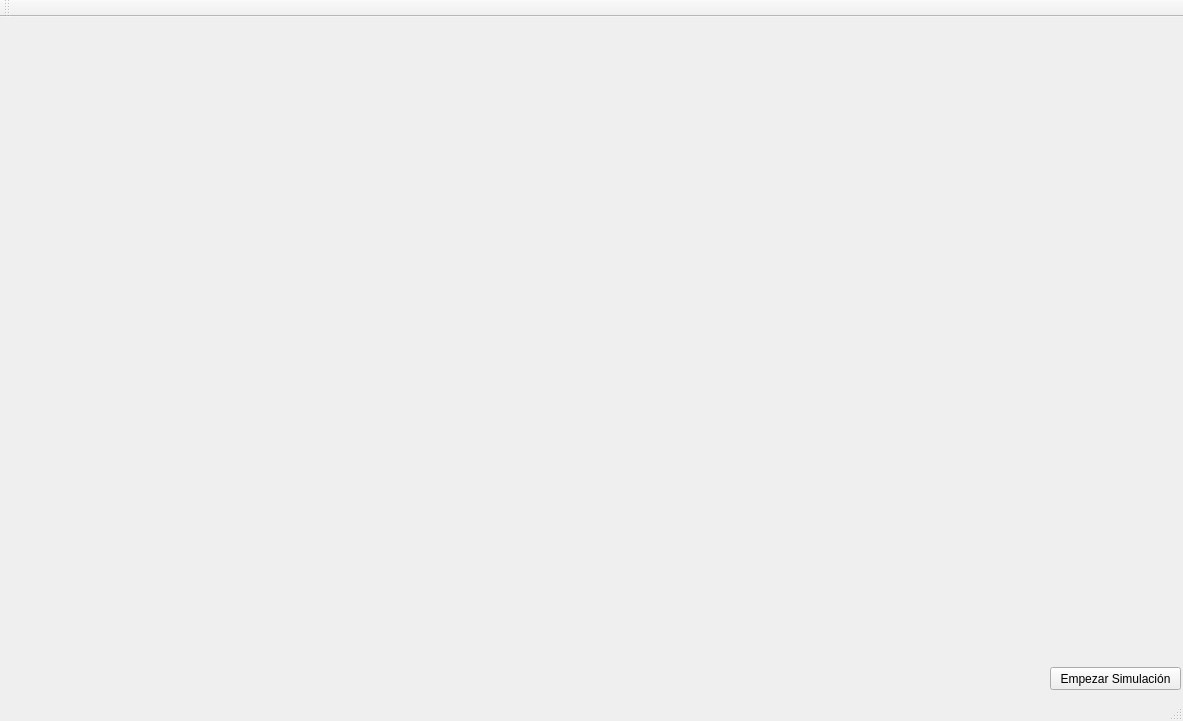
The window that VirMem/mainwindow.ui (Kei98/Virtual_Memory) describes before a commit, drawn with Qt 5.
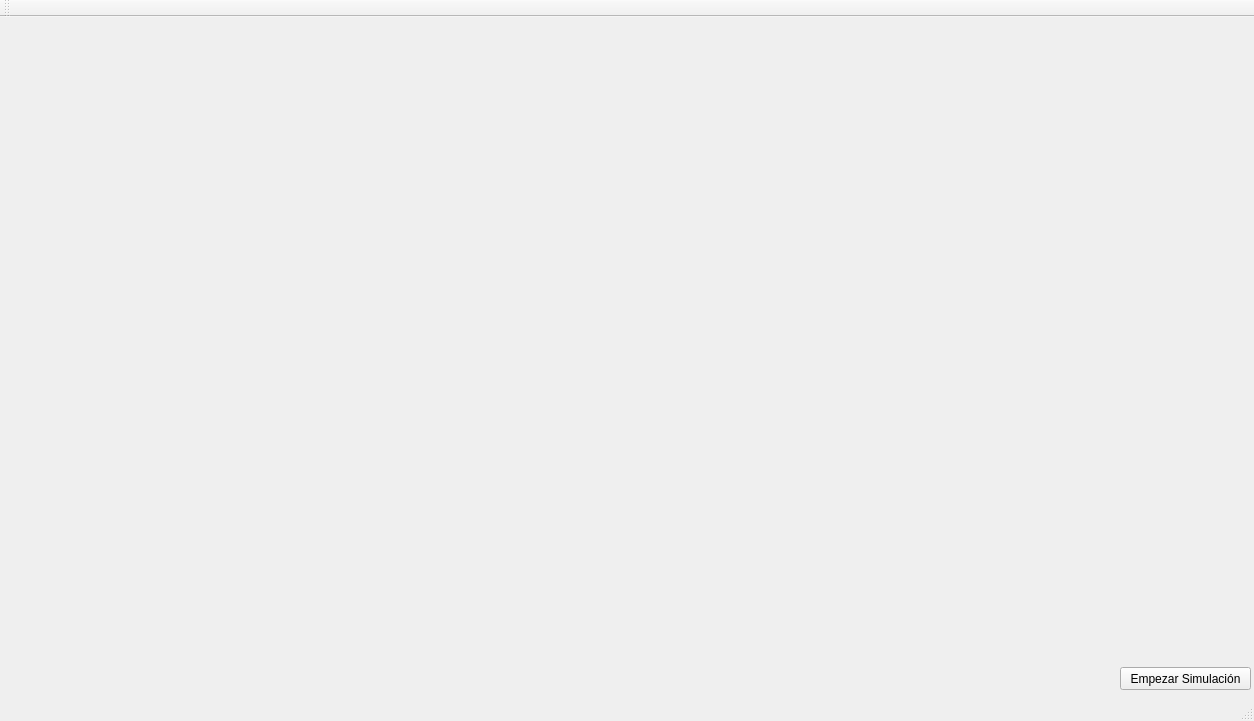
The same window after the commit.

Diff of the .ui file:
```diff
--- a/VirMem/mainwindow.ui
+++ b/VirMem/mainwindow.ui
@@ -6,7 +6,7 @@
    <rect>
     <x>0</x>
     <y>0</y>
-    <width>1183</width>
+    <width>1254</width>
     <height>721</height>
    </rect>
   </property>
@@ -20,7 +20,7 @@
    <widget class="QPushButton" name="pushButton">
     <property name="geometry">
      <rect>
-      <x>1050</x>
+      <x>1120</x>
       <y>650</y>
       <width>131</width>
       <height>23</height>
@@ -35,8 +35,8 @@
      <rect>
       <x>20</x>
       <y>30</y>
-      <width>191</width>
-      <height>171</height>
+      <width>230</width>
+      <height>170</height>
      </rect>
     </property>
     <property name="text">
@@ -46,10 +46,10 @@
    <widget class="QLabel" name="label_pic2">
     <property name="geometry">
      <rect>
-      <x>240</x>
+      <x>270</x>
       <y>30</y>
-      <width>211</width>
-      <height>171</height>
+      <width>230</width>
+      <height>170</height>
      </rect>
     </property>
     <property name="text">
@@ -59,10 +59,10 @@
    <widget class="QLabel" name="label_pic3">
     <property name="geometry">
      <rect>
-      <x>500</x>
+      <x>520</x>
       <y>30</y>
-      <width>201</width>
-      <height>171</height>
+      <width>230</width>
+      <height>170</height>
      </rect>
     </property>
     <property name="text">
@@ -72,10 +72,10 @@
    <widget class="QLabel" name="label_pic4">
     <property name="geometry">
      <rect>
-      <x>740</x>
+      <x>770</x>
       <y>30</y>
-      <width>211</width>
-      <height>171</height>
+      <width>230</width>
+      <height>170</height>
      </rect>
     </property>
     <property name="text">
@@ -85,10 +85,10 @@
    <widget class="QLabel" name="label_pic5">
     <property name="geometry">
      <rect>
-      <x>990</x>
-      <y>40</y>
-      <width>191</width>
-      <height>171</height>
+      <x>1020</x>
+      <y>30</y>
+      <width>230</width>
+      <height>170</height>
      </rect>
     </property>
     <property name="text">
```
